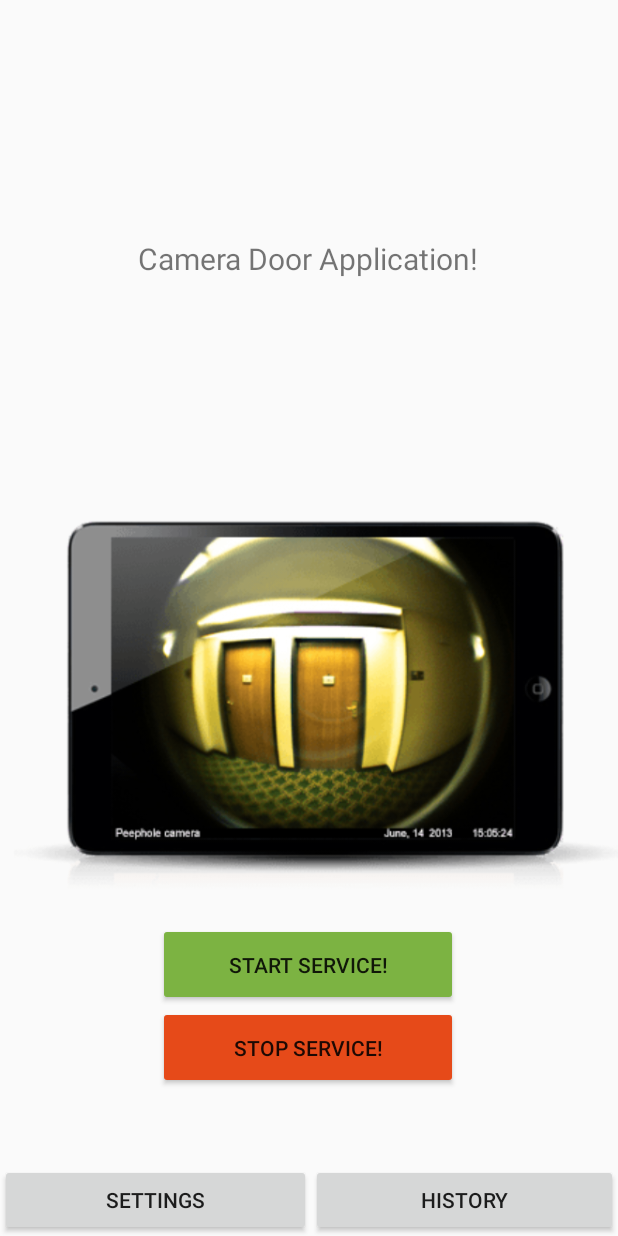
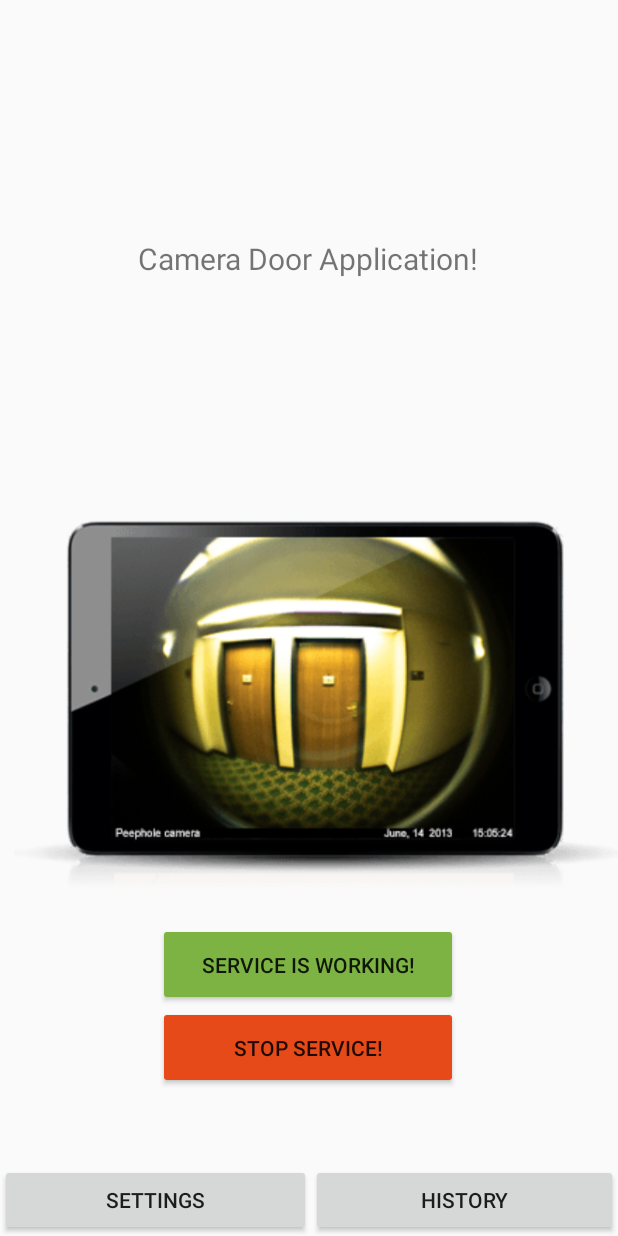
Before and after one commit to vaginessa/DoorCameraSpecialProject, an Android app: the screen it shows after launch (MainActivity), after a tap on "START SERVICE!", on a phone screen of 412 x 824 dp. Run offline under Robolectric (Android 15) with nearby library versions, the phone set to English and light mode, and no system bars.

Commit message:
Now user can see when app working or not.

```diff
--- a/app/src/main/java/vadymshevchenko/com/doorcameraandroidspecialproject/MainActivity.java
+++ b/app/src/main/java/vadymshevchenko/com/doorcameraandroidspecialproject/MainActivity.java
@@ -10,17 +10,20 @@ import android.os.Bundle;
 import android.support.v7.app.AlertDialog;
 import android.support.v7.app.AppCompatActivity;
 import android.view.View;
+import android.widget.Button;
 import android.widget.Toast;
 
 public class MainActivity extends AppCompatActivity {
 
     public static final String DISABLE_ENABLE_SERVICE = "DISABLE_ENABLE_SERVICE";
     private SharedPreferences mSettings;
+    private Button startService;
 
     @Override
     protected void onCreate(Bundle savedInstanceState) {
         super.onCreate(savedInstanceState);
         setContentView(R.layout.activity_main);
+        startService = (Button) findViewById(R.id.start_service);
         mSettings = getSharedPreferences(SettingsActivity.APP_PREFERENCES, Context.MODE_PRIVATE);
     }
 
@@ -39,6 +42,7 @@ public class MainActivity extends AppCompatActivity {
         SharedPreferences.Editor editor = mSettings.edit();
         editor.putBoolean(DISABLE_ENABLE_SERVICE, true);
         editor.apply();
+        startService.setText("Service is working!");
         Toast.makeText(getApplicationContext(), "Application is working!", Toast.LENGTH_SHORT).show();
     }
 
@@ -57,6 +61,7 @@ public class MainActivity extends AppCompatActivity {
                         SharedPreferences.Editor editor = mSettings.edit();
                         editor.putBoolean(DISABLE_ENABLE_SERVICE, false);
                         editor.apply();
+                        startService.setText(getString(R.string.start_service));
                         Toast.makeText(getApplicationContext(), "Application has stopped working!", Toast.LENGTH_SHORT).show();
                         break;
                     case DialogInterface.BUTTON_NEGATIVE:
```
